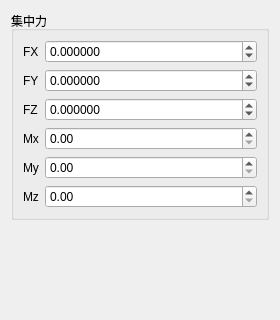
Qt form plugins/Base_PhysicalField/PointForcePage.ui (asd977/base_cae) before a commit.
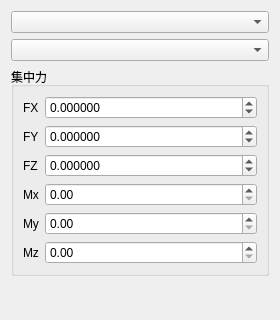
The same form after that commit.

Commit message: Add dim/group dropdown selectors across physical-field load pages

What changed in the file:
```diff
--- a/plugins/Base_PhysicalField/PointForcePage.ui
+++ b/plugins/Base_PhysicalField/PointForcePage.ui
@@ -14,6 +14,12 @@
    <string>集中力荷载</string>
   </property>
   <layout class="QVBoxLayout" name="verticalLayout">
+   <item>
+    <widget class="QComboBox" name="comboBoxDim"/>
+   </item>
+   <item>
+    <widget class="QComboBox" name="comboBoxGroup"/>
+   </item>
    <item>
     <widget class="QGroupBox" name="groupBoxForce">
      <property name="title">
```
The commit also changes 26 other files.
